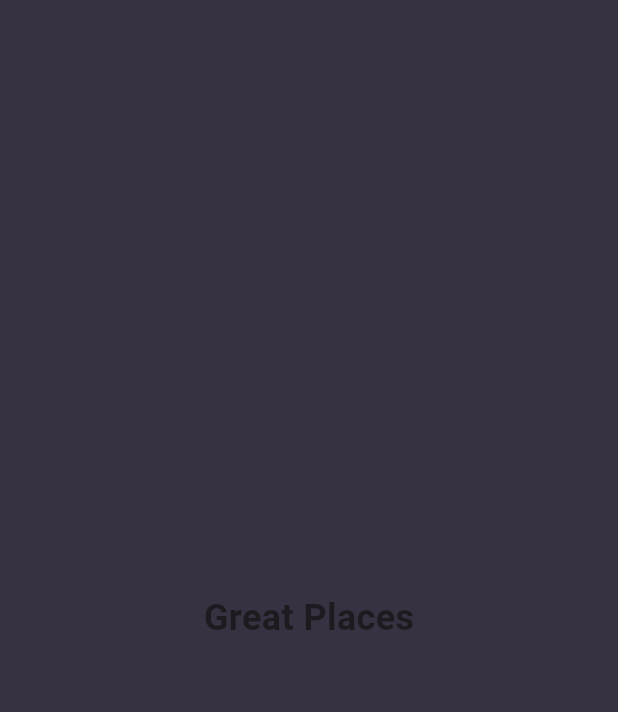
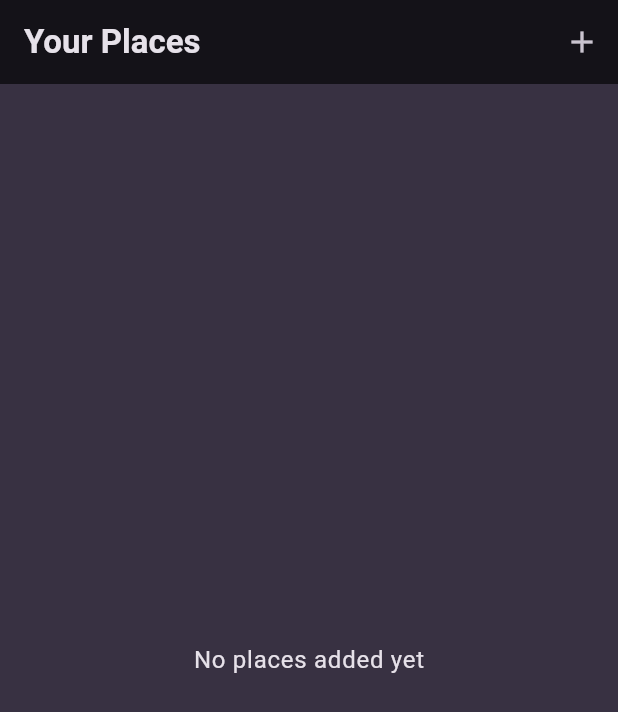
Before and after one commit to sweettirexkiller/quick_flutter_learning, a Flutter app: the screen it shows after launch, on a phone screen of 412 x 824 dp. Shown: the top 712 px of the screen. Run offline on Flutter 3.47's test engine with Material 3 defaults, Android fonts, the phone set to English and light mode, and no system bars; our stand-ins replace flutter_riverpod, google_fonts, transparent_image.

Commit message:
nastepna sekcja, places adding, details, list, riverpod, nacigation

```diff
--- a/flutter_tutorial_section_13/lib/main.dart
+++ b/flutter_tutorial_section_13/lib/main.dart
@@ -1,5 +1,6 @@
 import 'package:flutter/material.dart';
-
+import 'package:flutter_riverpod/flutter_riverpod.dart';
+import 'package:flutter_tutorial_section_13/screens/places.dart';
 import 'package:google_fonts/google_fonts.dart';
 
 final colorScheme = ColorScheme.fromSeed(
@@ -27,7 +28,7 @@ final theme = ThemeData().copyWith(
 
 void main() {
   runApp(
-      const MyApp(),
+      const ProviderScope(child: MyApp()),
   );
 }
 
@@ -39,17 +40,7 @@ class MyApp extends StatelessWidget {
     return MaterialApp(
       title: 'Great Places',
       theme: theme,
-      home: const Scaffold(
-        body: Center(
-          child: Text(
-            'Great Places',
-            style: TextStyle(
-              fontSize: 24,
-              fontWeight: FontWeight.bold,
-            ),
-          ),
-        ),
-      )
+      home: PlacesScreen(),
     );
   }
 }
--- /dev/null
+++ b/flutter_tutorial_section_13/lib/model/place.dart
@@ -0,0 +1,10 @@
+import 'package:uuid/uuid.dart';
+
+const uuid = Uuid();
+
+class Place {
+  Place({required  this.title}) : id = uuid.v4();
+
+  final String id;
+  final String title;
+}
--- /dev/null
+++ b/flutter_tutorial_section_13/lib/providers/user_provider.dart
@@ -0,0 +1,21 @@
+import 'package:flutter_riverpod/flutter_riverpod.dart';
+import 'package:flutter_tutorial_section_13/model/place.dart';
+
+
+class UserPlacesNotifier extends StateNotifier<List<Place>>{
+  UserPlacesNotifier() :super(const []);
+
+
+  void addPlace(String title){
+    state = [...state, Place(title: title)];
+  }
+
+  void removePlace(String id){
+    state = state.where((place) => place.id != id).toList();
+  }
+
+}
+
+final userPlacesProvider = StateNotifierProvider<UserPlacesNotifier, List<Place>>(
+  (ref) => UserPlacesNotifier()
+);
--- /dev/null
+++ b/flutter_tutorial_section_13/lib/screens/places.dart
@@ -0,0 +1,30 @@
+import 'package:flutter/material.dart';
+import 'package:flutter_riverpod/flutter_riverpod.dart';
+import 'package:flutter_tutorial_section_13/providers/user_provider.dart';
+import 'package:flutter_tutorial_section_13/screens/add_place.dart';
+import 'package:flutter_tutorial_section_13/widgets/places_list.dart';
+
+class PlacesScreen extends ConsumerWidget {
+  const PlacesScreen({super.key});
+
+  @override
+  Widget build(BuildContext context, WidgetRef ref) {
+    final userPlaces = ref.watch(userPlacesProvider);
+
+     return Scaffold(
+      appBar: AppBar(
+        title: const Text('Your Places'),
+        actions: [
+          IconButton(
+            onPressed: () {
+              Navigator.of(context).push(MaterialPageRoute(builder: (ctx) => const AddPlaceScreen()));
+            },
+            icon: const Icon(Icons.add),
+          ),
+        ],
+      ),
+      body: PlacesList(places: userPlaces),
+    );
+  }
+
+}
--- /dev/null
+++ b/flutter_tutorial_section_13/lib/widgets/places_list.dart
@@ -0,0 +1,35 @@
+import 'package:flutter/material.dart';
+import 'package:flutter_tutorial_section_13/model/place.dart';
+import 'package:flutter_tutorial_section_13/screens/place_details.dart';
+
+class PlacesList extends StatelessWidget {
+  const PlacesList({super.key, required this.places});
+
+  final List<Place> places;
+
+  @override
+  Widget build(BuildContext context) {
+    if(places.isEmpty) {
+      return Center(child: Text(
+        'No places added yet',
+        style: Theme.of(context).textTheme.bodyLarge!.copyWith(
+          color: Theme.of(context).colorScheme.onBackground
+        ),)
+      );
+    }
+    return ListView.builder(
+      itemCount: places.length,
+      itemBuilder: (ctx, i) => ListTile(
+        title: Text(places[i].title, style: Theme.of(context).textTheme.bodyLarge!.copyWith(
+          color: Theme.of(context).colorScheme.onBackground
+          ),
+        ),
+        onTap: () {
+           Navigator.of(context).push(
+            MaterialPageRoute(builder: (ctx) => PlaceDetaileScreen(place: places[i]))
+          );
+        }
+      ),
+    );
+  }
+}
--- a/flutter_tutorial_section_13/pubspec.yaml
+++ b/flutter_tutorial_section_13/pubspec.yaml
@@ -36,6 +36,9 @@ dependencies:
   # Use with the CupertinoIcons class for iOS style icons.
   cupertino_icons: ^1.0.6
   google_fonts: ^6.2.1
+  uuid: ^4.3.3
+  riverpod: ^2.5.1
+  flutter_riverpod: ^2.5.1
 
 dev_dependencies:
   flutter_test:
```
Also changed, not shown: flutter_tutorial_section_13/lib/screens/add_place.dart (added, +58 -0 lines), flutter_tutorial_section_13/lib/screens/place_details.dart (added, +25 -0 lines), flutter_tutorial_section_13/pubspec.lock.
